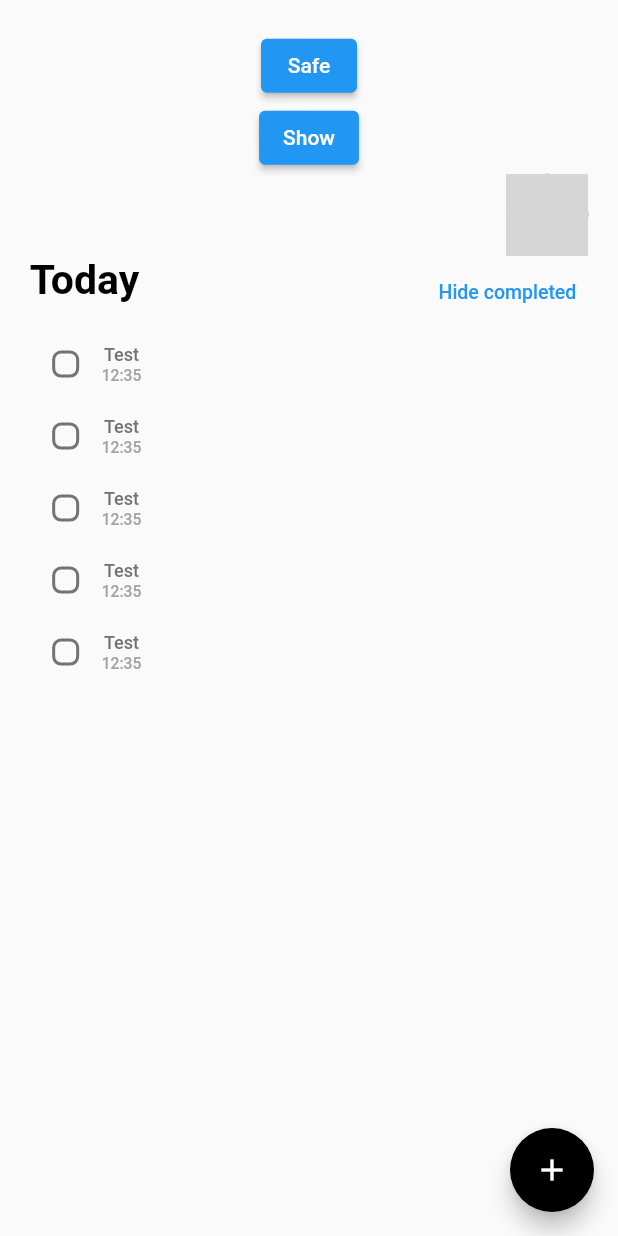
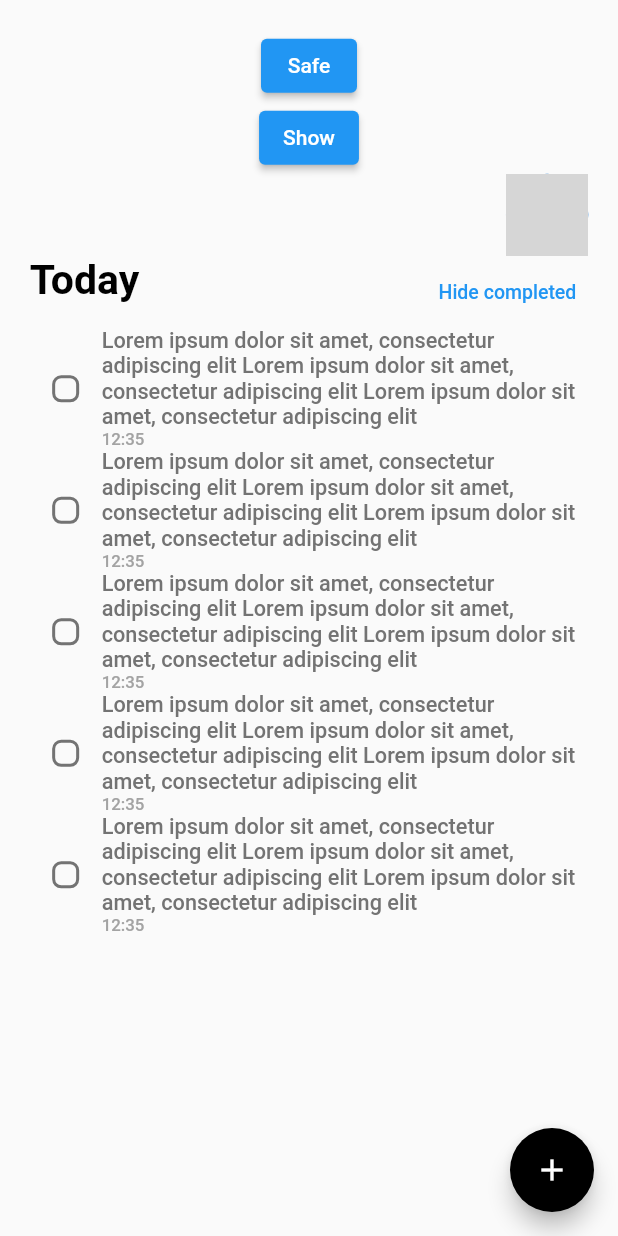
Before and after one commit to Marc4k/todo-App, a Flutter app: the screen it shows after launch, on a phone screen of 412 x 824 dp. Run offline on Flutter 3.47's test engine with Material 2 defaults, Android fonts, the phone set to English and light mode, and no system bars; our stand-ins replace google_fonts, sqflite; accounts and stored records are empty; network calls fail; grey boxes are pictures that could not be loaded.

```diff
--- /dev/null
+++ b/lib/domain/todo/models/todo_model.dart
@@ -0,0 +1,21 @@
+final String tableToDo = "todo";
+
+class ToDoFields {
+  static final String id = 'id';
+  static final String name = "name";
+  static final String time = "time";
+  static final String isChecked = "isChecked";
+}
+
+class ToDoModel {
+  final int id;
+  final String name;
+  final String time;
+  final bool isChecked;
+
+  ToDoModel(
+      {required this.id,
+      required this.name,
+      required this.time,
+      required this.isChecked});
+}
--- /dev/null
+++ b/lib/domain/todo/todo_repository.dart
@@ -0,0 +1,7 @@
+import 'package:todo/domain/todo/models/todo_model.dart';
+
+abstract class ToDoRepository {
+  Future<void> setNewToDo(String name, String time, bool isToday);
+
+  Future<List<ToDoModel>> getAllToDosToday();
+}
--- a/lib/main.dart
+++ b/lib/main.dart
@@ -1,4 +1,5 @@
 import 'package:flutter/material.dart';
+import 'package:todo/pages/add_todo/view/add_new_todo.dart';
 import 'package:todo/pages/home/view/home_screen.dart';
 
 void main() {
@@ -11,6 +12,9 @@ class MyApp extends StatelessWidget {
   @override
   Widget build(BuildContext context) {
     return MaterialApp(
+      routes: {
+        "/newToDo": (context) => AddNewTodoScreen(),
+      },
       debugShowCheckedModeBanner: false,
       home: Home(),
     );
--- a/lib/pages/home/widgets/home_scree_today_widget.dart
+++ b/lib/pages/home/widgets/home_scree_today_widget.dart
@@ -32,7 +32,10 @@ class HomeScreenTodayWidget extends StatelessWidget {
             itemCount: 5,
             itemBuilder: (context, index) {
               return ToDoNotChecked(
-                  text: "Test", time: "12:35", onClick: () {});
+                  text:
+                      "Lorem ipsum dolor sit amet, consectetur adipiscing elit Lorem ipsum dolor sit amet, consectetur adipiscing elit Lorem ipsum dolor sit amet, consectetur adipiscing elit",
+                  time: "12:35",
+                  onClick: () {});
             },
           )
         ],
--- a/lib/pages/home/widgets/todo_not_check.dart
+++ b/lib/pages/home/widgets/todo_not_check.dart
@@ -21,29 +21,40 @@ class ToDoNotChecked extends StatelessWidget {
           value: false,
           onChanged: (bool? value) => onClick,
         ),
-        Column(
+        Expanded(
+          child: Column(
             children: [
               Text(
                 text,
                 textScaleFactor: textscale(context),
                 style: TextStyle(
-                fontSize: 15,
+                  fontSize: 18,
                   fontWeight: FontWeight.w500,
                   color: Color(0xFF737373),
                 ),
               ),
-            Text(
+              Align(
+                alignment: Alignment.centerLeft,
+                child: Text(
                   time,
                   textScaleFactor: textscale(context),
                   style: TextStyle(
-                fontSize: 13,
+                    fontSize: 14,
                     fontWeight: FontWeight.w500,
                     color: Color(0xFFA3A3A3),
                   ),
                 ),
+              )
             ],
-        )
+          ),
+        ),
       ],
     );
   }
 }
+
+/*
+           ,*/
+
+/*
+        )*/
--- a/pubspec.yaml
+++ b/pubspec.yaml
@@ -35,6 +35,9 @@ dependencies:
   # Use with the CupertinoIcons class for iOS style icons.
   cupertino_icons: ^1.0.2
   google_fonts: ^3.0.0
+  flutter_time_picker_spinner: ^2.0.0
+  flutter_bloc: ^8.0.1
+  sqflite: ^2.0.2+1
 
 dev_dependencies:
   flutter_test:
```
Also changed, not shown: lib/pages/add_todo/view/add_new_todo.dart (added, +113 -0 lines), lib/pages/add_todo/widgets/add_todo_text.dart (added, +14 -0 lines), pubspec.lock, 10 other files. Lines whose indentation alone changed are shown as unchanged.
